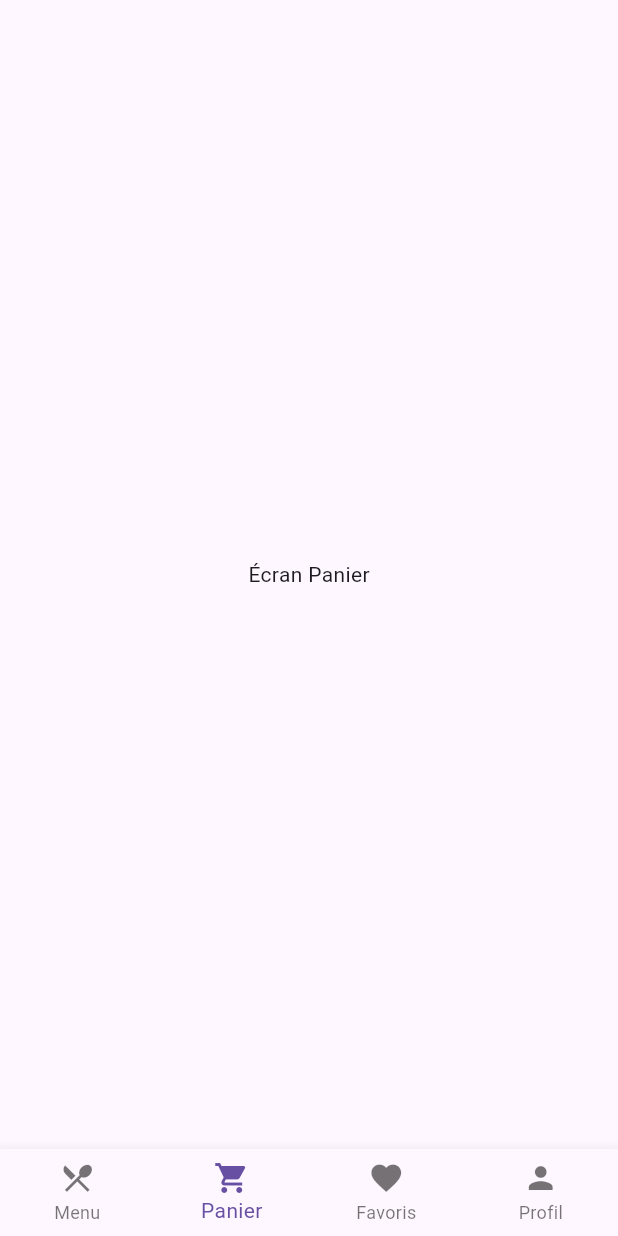
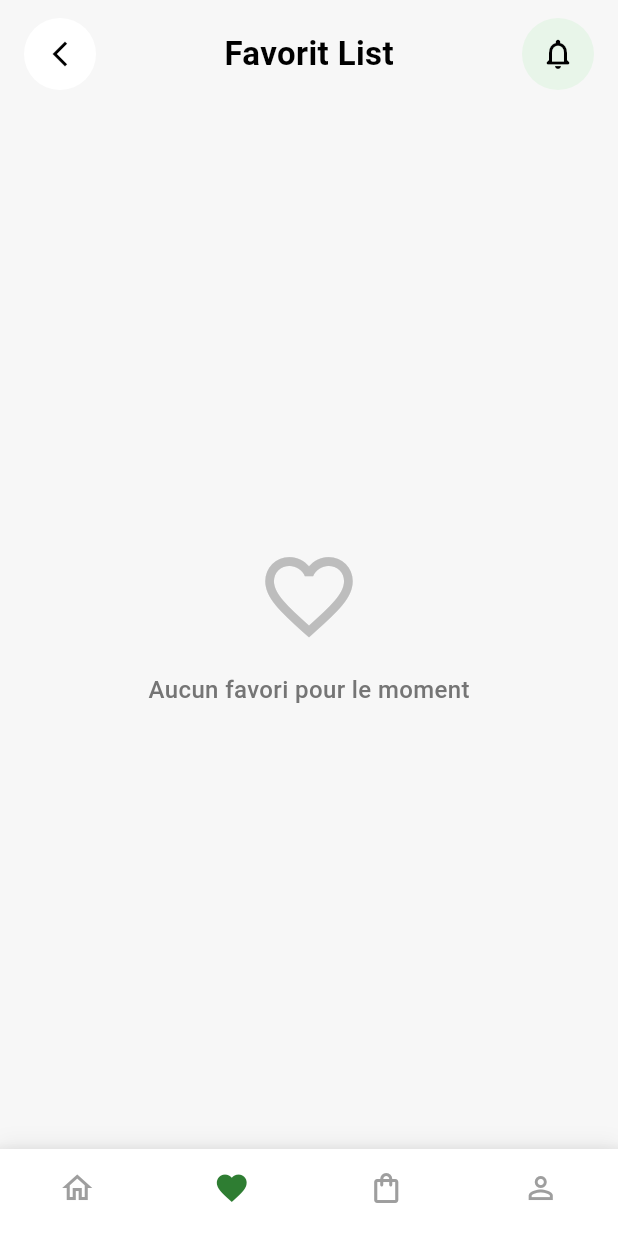
Before and after one commit to ravo29/tasty_Food, a Flutter app: the MainScreen screen opened directly, item 2 of the bottom bar chosen, on a phone screen of 412 x 824 dp. Run offline on Flutter 3.47's test engine with Material 3 defaults, Android fonts, the phone set to English and light mode, and no system bars; our stand-ins replace flutter_riverpod.

Commit message:
Création de la page favorite

```diff
--- a/lib/features/favorites/presentation/screens/favorites_screen.dart
+++ b/lib/features/favorites/presentation/screens/favorites_screen.dart
@@ -0,0 +1,131 @@
+import 'package:flutter/material.dart';
+import 'package:flutter_riverpod/flutter_riverpod.dart';
+
+// Import du provider dédié aux favoris
+import 'package:tasty_food/features/favorites/providers/favorites_provider.dart';
+// Import du provider principal pour pouvoir modifier l'état des favoris (toggle)
+import 'package:tasty_food/features/menu/providers/food_list_provider.dart';
+
+// Import des widgets et écrans
+import 'package:tasty_food/features/menu/presentation/widgets/food_card.dart';
+import 'package:tasty_food/features/menu/presentation/screens/food_detail_screen.dart';
+
+class FavoritesScreen extends ConsumerWidget {
+  const FavoritesScreen({super.key});
+
+  @override
+  Widget build(BuildContext context, WidgetRef ref) {
+    const Color bgGrey = Color(0xFFF7F7F7);
+
+    // Écoute directe du provider filtré des favoris
+    final favoriteDishes = ref.watch(favoritesProvider);
+
+    return Scaffold(
+      backgroundColor: bgGrey,
+      body: SafeArea(
+        child: Padding(
+          padding: const EdgeInsets.symmetric(horizontal: 16.0, vertical: 12.0),
+          child: Column(
+            children: [
+              // --- En-tête (Header avec Titre et Notification) ---
+              Row(
+                mainAxisAlignment: MainAxisAlignment.spaceBetween,
+                children: [
+                  // Bouton retour affiché uniquement si la page a été poussée (Navigator.push)
+                  if (Navigator.of(context).canPop())
+                    Container(
+                      decoration: const BoxDecoration(
+                        color: Colors.white,
+                        shape: BoxShape.circle,
+                      ),
+                      child: IconButton(
+                        icon: const Icon(Icons.arrow_back_ios_new, color: Colors.black, size: 20),
+                        onPressed: () => Navigator.of(context).pop(),
+                      ),
+                    )
+                  else
+                    const SizedBox(width: 40),
+
+                  const Text(
+                    'Favorit List',
+                    style: TextStyle(
+                      fontSize: 22,
+                      fontWeight: FontWeight.bold,
+                      color: Colors.black,
+                    ),
+                  ),
+
+                  Container(
+                    decoration: const BoxDecoration(
+                      color: Color(0xFFE8F5E9),
+                      shape: BoxShape.circle,
+                    ),
+                    child: IconButton(
+                      icon: const Icon(Icons.notifications_none_rounded, color: Colors.black),
+                      onPressed: () {},
+                    ),
+                  ),
+                ],
+              ),
+
+              const SizedBox(height: 20),
+
+              // --- Liste / Grille des plats favoris ---
+              Expanded(
+                child: favoriteDishes.isEmpty
+                    ? Center(
+                        child: Column(
+                          mainAxisAlignment: MainAxisAlignment.center,
+                          children: [
+                            Icon(
+                              Icons.favorite_border,
+                              size: 70,
+                              color: Colors.grey.shade400,
+                            ),
+                            const SizedBox(height: 16),
+                            Text(
+                              'Aucun favori pour le moment',
+                              style: TextStyle(
+                                fontSize: 16,
+                                color: Colors.grey.shade600,
+                                fontWeight: FontWeight.w500,
+                              ),
+                            ),
+                          ],
+                        ),
+                      )
+                    : GridView.builder(
+                        physics: const BouncingScrollPhysics(),
+                        itemCount: favoriteDishes.length,
+                        gridDelegate: const SliverGridDelegateWithFixedCrossAxisCount(
+                          crossAxisCount: 2,
+                          crossAxisSpacing: 14,
+                          mainAxisSpacing: 14,
+                          childAspectRatio: 0.8,
+                        ),
+                        itemBuilder: (context, index) {
+                          final dish = favoriteDishes[index];
+                          return FoodCard(
+                            dish: dish,
+                            onTap: () {
+                              Navigator.of(context).push(
+                                MaterialPageRoute(
+                                  builder: (context) => FoodDetailScreen(dish: dish.toMap()),
+                                ),
+                              );
+                            },
+                            onFavoriteToggle: () {
+                              // Modification de l'état via le foodListProvider
+                              ref.read(foodListProvider.notifier).toggleFavorite(dish.id);
+                            },
+                          );
+                        },
+                      ),
+              ),
+            ],
+          ),
+        ),
+      ),
+    );
+  }
+}
--- a/lib/features/favorites/providers/favorites_provider.dart
+++ b/lib/features/favorites/providers/favorites_provider.dart
@@ -0,0 +1,9 @@
+import 'package:flutter_riverpod/flutter_riverpod.dart';
+import 'package:tasty_food/features/menu/providers/food_list_provider.dart';
+import 'package:tasty_food/features/menu/models/food_item.dart';
+
+/// Provider qui dérive de `foodListProvider` et retourne uniquement la liste des favoris.
+final favoritesProvider = Provider<List<FoodItem>>((ref) {
+  final allDishes = ref.watch(foodListProvider);
+  return allDishes.where((dish) => dish.isFavorite).toList();
+});
--- a/lib/main_screen.dart
+++ b/lib/main_screen.dart
@@ -1,5 +1,11 @@
 import 'package:flutter/material.dart';
+
+// Importation des écrans de chaque onglet
 import 'package:tasty_food/features/menu/presentation/screens/home_menu_screen.dart';
+import 'package:tasty_food/features/favorites/presentation/screens/favorites_screen.dart';
+// Importe tes autres écrans si nécessaire (ex: Cart, Profile)
+// import 'package:tasty_food/features/cart/presentation/screens/cart_screen.dart';
+// import 'package:tasty_food/features/profile/presentation/screens/profile_screen.dart';
 
 class MainScreen extends StatefulWidget {
   const MainScreen({super.key});
@@ -9,29 +15,71 @@ class MainScreen extends StatefulWidget {
 }
 
 class _MainScreenState extends State<MainScreen> {
-  int _selectedIndex = 0;
+  int _currentIndex = 0;
 
-  static final List<Widget> _screens = [
-    const HomeMenuScreen(),
-    const Center(child: Text('Écran Panier')),
-    const Center(child: Text('Écran Favoris')),
-    const Center(child: Text('Écran Profil')),
+  // Liste des écrans correspondant aux icônes de la NavBar
+  final List<Widget> _screens = const [
+    HomeMenuScreen(),     // Index 0 : Accueil
+    FavoritesScreen(),    // Index 1 : Favoris
+    Center(child: Text('Cart Screen')),    // Index 2 : Panier (à remplacer par ton CartScreen)
+    Center(child: Text('Profile Screen')), // Index 3 : Profil (à remplacer par ton ProfileScreen)
   ];
 
   @override
   Widget build(BuildContext context) {
     return Scaffold(
-      body: _screens[_selectedIndex],
-      bottomNavigationBar: BottomNavigationBar(
-        currentIndex: _selectedIndex,
-        type: BottomNavigationBarType.fixed,
-        onTap: (index) => setState(() => _selectedIndex = index),
-        items: const [
-          BottomNavigationBarItem(icon: Icon(Icons.restaurant_menu), label: 'Menu'),
-          BottomNavigationBarItem(icon: Icon(Icons.shopping_cart), label: 'Panier'),
-          BottomNavigationBarItem(icon: Icon(Icons.favorite), label: 'Favoris'),
-          BottomNavigationBarItem(icon: Icon(Icons.person), label: 'Profil'),
-        ],
+      // IndexedStack permet de conserver l'état de chaque écran lorsqu'on navigue entre les onglets
+      body: IndexedStack(
+        index: _currentIndex,
+        children: _screens,
+      ),
+      bottomNavigationBar: Container(
+        decoration: BoxDecoration(
+          color: Colors.white,
+          boxShadow: [
+            BoxShadow(
+              color: Colors.black.withValues(alpha: 0.05),
+              blurRadius: 10,
+              offset: const Offset(0, -5),
+            ),
+          ],
+        ),
+        child: BottomNavigationBar(
+          currentIndex: _currentIndex,
+          onTap: (index) {
+            setState(() {
+              _currentIndex = index;
+            });
+          },
+          type: BottomNavigationBarType.fixed,
+          backgroundColor: Colors.white,
+          selectedItemColor: const Color(0xFF2E7D32), // Couleur verte principale
+          unselectedItemColor: Colors.grey,
+          showSelectedLabels: false,
+          showUnselectedLabels: false,
+          items: const [
+            BottomNavigationBarItem(
+              icon: Icon(Icons.home_outlined),
+              activeIcon: Icon(Icons.home),
+              label: 'Home',
+            ),
+            BottomNavigationBarItem(
+              icon: Icon(Icons.favorite_border),
+              activeIcon: Icon(Icons.favorite),
+              label: 'Favorites',
+            ),
+            BottomNavigationBarItem(
+              icon: Icon(Icons.shopping_bag_outlined),
+              activeIcon: Icon(Icons.shopping_bag),
+              label: 'Cart',
+            ),
+            BottomNavigationBarItem(
+              icon: Icon(Icons.person_outline),
+              activeIcon: Icon(Icons.person),
+              label: 'Profile',
+            ),
+          ],
+        ),
       ),
     );
   }
```
